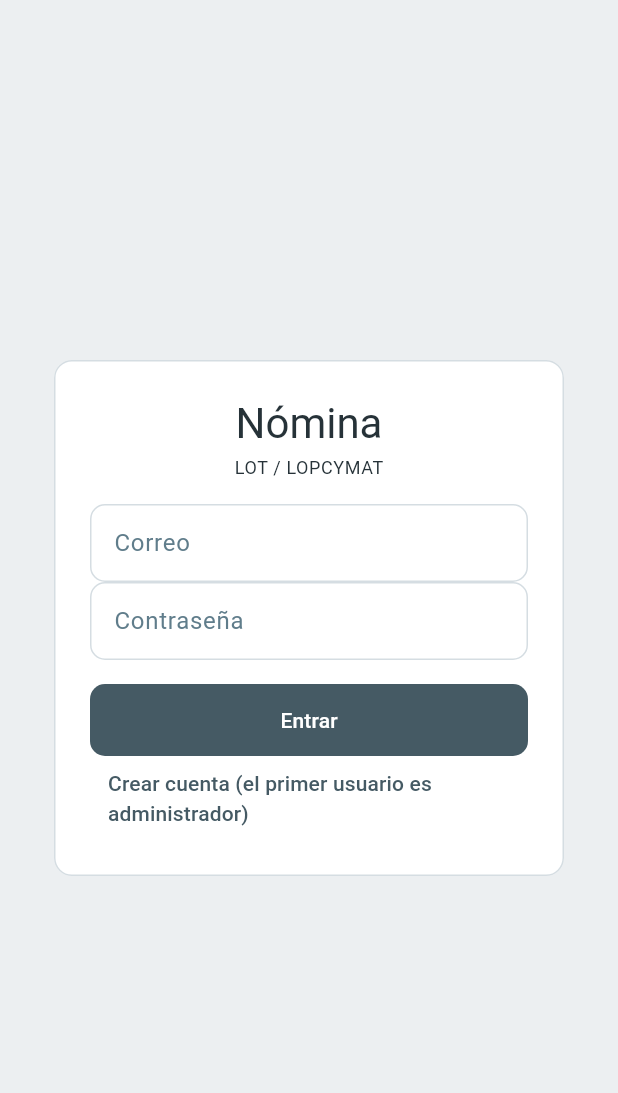
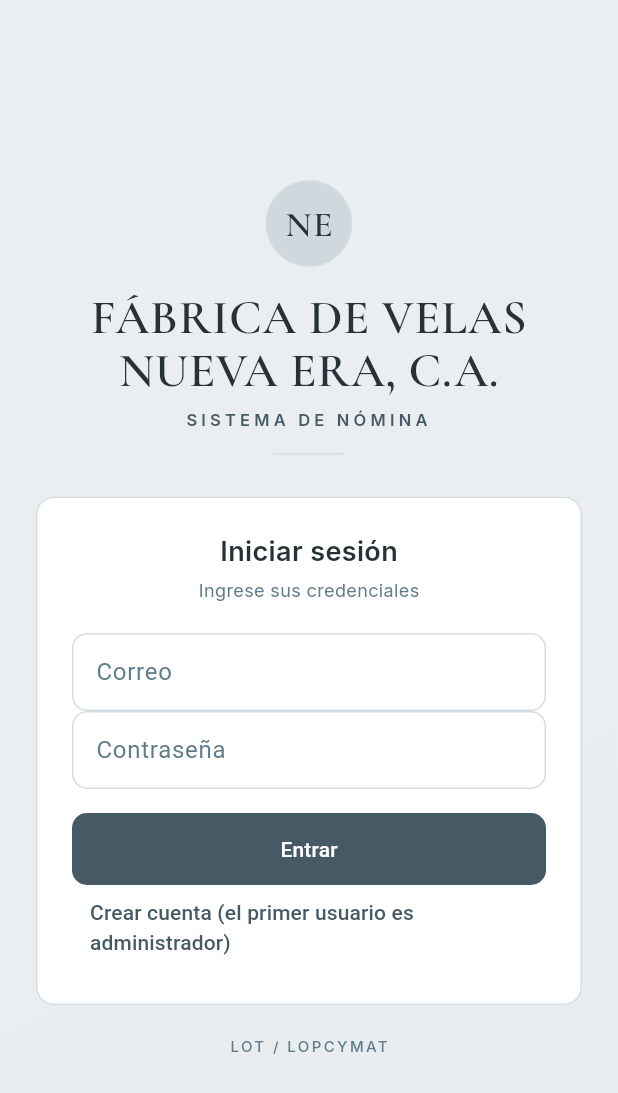
Before and after one commit to JaiMonta/NominaNE, a Flutter app: the screen it shows after launch, on a phone screen of 412 x 824 dp. Shown: the top 1093 px of the screen. Run offline on Flutter 3.47's test engine with Material 3 defaults, Android fonts, the phone set to English and light mode, and no system bars; our stand-ins replace google_fonts, pdf, printing, supabase_flutter; accounts and stored records are empty.

Commit message:
Marca de empresa y SISTEMA DE NOMINA en el login
- Nombre dinamico desde ajustes; politica publica solo para empresa_nombre (migracion 009)

- Login con Cormorant Garamond + Inter, monograma NE y degradado sutil

- google_fonts como dependencia

```diff
--- a/lib/pages/login_page.dart
+++ b/lib/pages/login_page.dart
@@ -1,5 +1,7 @@
 import 'package:flutter/material.dart';
+import 'package:google_fonts/google_fonts.dart';
 import 'package:supabase_flutter/supabase_flutter.dart';
+import '../services/repo.dart';
 
 class LoginPage extends StatefulWidget {
   const LoginPage({super.key});
@@ -12,6 +14,22 @@ class _LoginPageState extends State<LoginPage> {
   final _pass = TextEditingController();
   bool _registro = false, _cargando = false;
   String? _msg;
+  String _empresa = 'FÁBRICA DE VELAS NUEVA ERA, C.A.';
+
+  @override
+  void initState() {
+    super.initState();
+    Repo.ajuste('empresa_nombre').then((v) {
+      if (mounted && v.trim().isNotEmpty) setState(() => _empresa = v.trim());
+    }).catchError((_) {});
+  }
+
+  @override
+  void dispose() {
+    _email.dispose();
+    _pass.dispose();
+    super.dispose();
+  }
 
   Future<void> _enviar() async {
     setState(() {
@@ -34,32 +52,118 @@ class _LoginPageState extends State<LoginPage> {
     if (mounted) setState(() => _cargando = false);
   }
 
+  Widget _marca(BuildContext context) {
+    final scheme = Theme.of(context).colorScheme;
+    return Column(
+      children: [
+        Container(
+          width: 58,
+          height: 58,
+          alignment: Alignment.center,
+          decoration: BoxDecoration(
+            color: scheme.primaryContainer,
+            shape: BoxShape.circle,
+            border: Border.all(color: scheme.outlineVariant),
+          ),
+          child: Text(
+            'NE',
+            style: GoogleFonts.cormorantGaramond(
+              fontSize: 24,
+              fontWeight: FontWeight.w600,
+              letterSpacing: 1,
+              color: scheme.onPrimaryContainer,
+            ),
+          ),
+        ),
+        const SizedBox(height: 16),
+        Text(
+          _empresa,
+          textAlign: TextAlign.center,
+          maxLines: 2,
+          overflow: TextOverflow.ellipsis,
+          style: GoogleFonts.cormorantGaramond(
+            fontSize: 32,
+            height: 1.1,
+            fontWeight: FontWeight.w600,
+            letterSpacing: 0.4,
+            color: scheme.onSurface,
+          ),
+        ),
+        const SizedBox(height: 8),
+        Text(
+          'SISTEMA DE NÓMINA',
+          textAlign: TextAlign.center,
+          style: GoogleFonts.inter(
+            fontSize: 11,
+            fontWeight: FontWeight.w600,
+            letterSpacing: 2.8,
+            color: scheme.primary,
+          ),
+        ),
+        const SizedBox(height: 14),
+        Container(width: 48, height: 1, color: scheme.outlineVariant),
+      ],
+    );
+  }
+
   @override
-  Widget build(BuildContext context) => Scaffold(
-        body: SafeArea(
+  Widget build(BuildContext context) {
+    final scheme = Theme.of(context).colorScheme;
+    return Scaffold(
+      body: Container(
+        decoration: BoxDecoration(
+          gradient: LinearGradient(
+            begin: Alignment.topLeft,
+            end: Alignment.bottomRight,
+            colors: [
+              Theme.of(context).scaffoldBackgroundColor,
+              scheme.surfaceContainerHighest,
+            ],
+          ),
+        ),
+        child: SafeArea(
           child: Center(
             child: SingleChildScrollView(
               padding: const EdgeInsets.all(24),
-              child: ConstrainedBox(
+              child: Column(
+                mainAxisSize: MainAxisSize.min,
+                children: [
+                  ConstrainedBox(
+                    constraints: const BoxConstraints(maxWidth: 560),
+                    child: _marca(context),
+                  ),
+                  const SizedBox(height: 28),
+                  ConstrainedBox(
                     constraints: const BoxConstraints(maxWidth: 380),
                     child: Card(
+                      margin: EdgeInsets.zero,
                       child: Padding(
                         padding: const EdgeInsets.all(24),
-                    child: Column(mainAxisSize: MainAxisSize.min, children: [
-                      Text('Nómina', style: Theme.of(context).textTheme.headlineMedium),
+                        child: Column(
+                          mainAxisSize: MainAxisSize.min,
+                          children: [
+                            Text('Iniciar sesión',
+                                style: GoogleFonts.inter(
+                                    fontSize: 18,
+                                    fontWeight: FontWeight.w600,
+                                    color: scheme.onSurface)),
                             const SizedBox(height: 4),
-                      Text('LOT / LOPCYMAT',
-                          style: Theme.of(context).textTheme.bodySmall),
-                      const SizedBox(height: 16),
+                            Text('Ingrese sus credenciales',
+                                style: GoogleFonts.inter(
+                                    fontSize: 12,
+                                    color: scheme.onSurfaceVariant)),
+                            const SizedBox(height: 20),
                             TextField(
                                 controller: _email,
                                 keyboardType: TextInputType.emailAddress,
-                          decoration: const InputDecoration(labelText: 'Correo')),
+                                decoration:
+                                    const InputDecoration(labelText: 'Correo')),
                             TextField(
                                 controller: _pass,
                                 obscureText: true,
                                 onSubmitted: (_) => _enviar(),
-                          decoration: const InputDecoration(labelText: 'Contraseña')),
+                                decoration: const InputDecoration(
+                                    labelText: 'Contraseña')),
                             const SizedBox(height: 16),
                             SizedBox(
                               width: double.infinity,
@@ -69,11 +173,13 @@ class _LoginPageState extends State<LoginPage> {
                                       ? const SizedBox(
                                           height: 18,
                                           width: 18,
-                                    child: CircularProgressIndicator(strokeWidth: 2))
+                                          child: CircularProgressIndicator(
+                                              strokeWidth: 2))
                                       : Text(_registro ? 'Registrarme' : 'Entrar')),
                             ),
                             TextButton(
-                          onPressed: () => setState(() => _registro = !_registro),
+                                onPressed: () =>
+                                    setState(() => _registro = !_registro),
                                 child: Text(_registro
                                     ? 'Ya tengo cuenta'
                                     : 'Crear cuenta (el primer usuario es administrador)')),
@@ -82,9 +188,20 @@ class _LoginPageState extends State<LoginPage> {
                                   padding: const EdgeInsets.only(top: 8),
                                   child: Text(_msg!,
                                       style: TextStyle(
-                                    color: Theme.of(context).colorScheme.error))),
-                    ]),
+                                          color: scheme.error))),
+                          ],
                         ),
+                      ),
+                    ),
+                  ),
+                  const SizedBox(height: 20),
+                  Text('LOT / LOPCYMAT',
+                      style: GoogleFonts.inter(
+                          fontSize: 10,
+                          fontWeight: FontWeight.w500,
+                          letterSpacing: 1.6,
+                          color: scheme.onSurfaceVariant)),
+                ],
               ),
             ),
           ),
@@ -92,3 +209,4 @@ class _LoginPageState extends State<LoginPage> {
       ),
     );
   }
+}
--- a/pubspec.yaml
+++ b/pubspec.yaml
@@ -12,6 +12,7 @@ dependencies:
   supabase_flutter: ^2.5.0
   intl: ^0.19.0
   http: ^1.2.0
+  google_fonts: ^6.2.1
   pdf: ^3.13.1
   printing: ^5.15.1
 
```
Also changed, not shown: pubspec.lock, 2 other files. Lines whose indentation alone changed are shown as unchanged.
